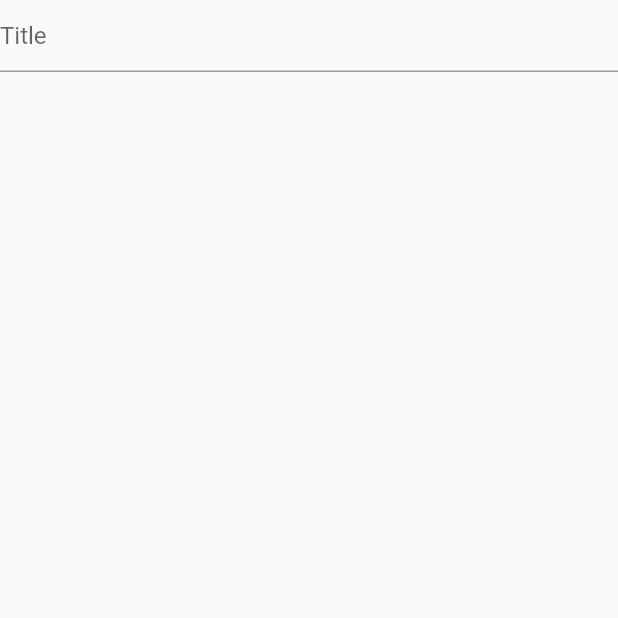
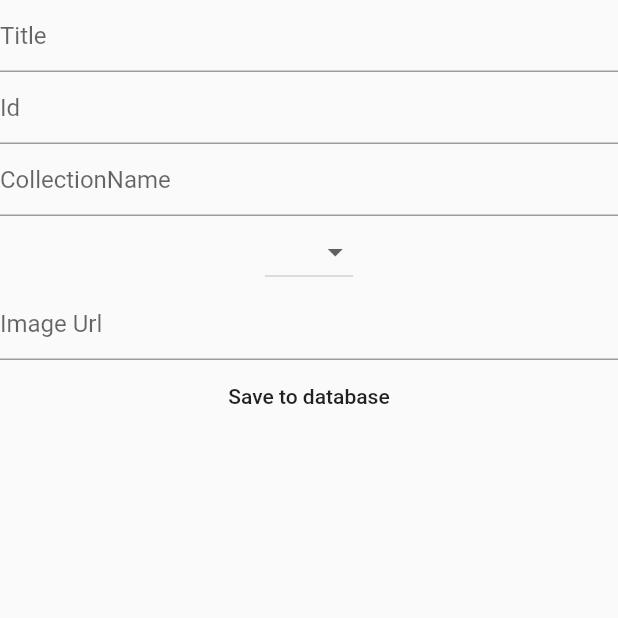
Before and after one commit to omerrciftcii/magtes_project, a Flutter app: the AddProduct screen opened directly, on a phone screen of 412 x 824 dp, the top half of it. Run offline on Flutter 3.47's test engine with Material 2 defaults, Android fonts, the phone set to English and light mode, and no system bars; our stand-ins replace cloud_firestore, firebase_core; accounts and stored records are empty; network calls fail.

```diff
--- a/lib/models/base_stuff.dart
+++ b/lib/models/base_stuff.dart
@@ -1,6 +1,6 @@
 import 'package:flutter/material.dart';
 
-abstract class BaseStuffModel {
+ class BaseStuffModel {
   final String id;
   final String title;
   final int count;
--- /dev/null
+++ b/lib/providers/add_product_provider.dart
@@ -0,0 +1,12 @@
+import 'package:flutter/cupertino.dart';
+
+class AddProductProvider with ChangeNotifier {
+  bool _isBroken;
+
+  get isBroken => _isBroken;
+
+  set isBroken(value) {
+    _isBroken = value;
+    notifyListeners();
+  }
+}
--- a/lib/screens/add_product.dart
+++ b/lib/screens/add_product.dart
@@ -1,20 +1,92 @@
 import 'package:flutter/material.dart';
+import 'package:provider/provider.dart';
+import 'package:setup_1/providers/add_product_provider.dart';
+
+import '../models/base_stuff.dart';
+import '../models/base_stuff.dart';
+import '../services/firebase_database.dart';
 
 class AddProduct extends StatelessWidget {
-  const AddProduct({Key key}) : super(key: key);
   var titleController = TextEditingController();
+  var collectionNameController = TextEditingController();
+  var isBrokenController = TextEditingController();
+  var imageUrlController = TextEditingController();
+  var idController = TextEditingController();
+
   @override
   Widget build(BuildContext context) {
-    return Scaffold(
+    var addProductProvider = Provider.of<AddProductProvider>(context);
+    return SafeArea(
+      child: Scaffold(
         body: Column(
           children: [
             TextField(
               decoration: InputDecoration(
                 hintText: 'Title',
               ),
-            controller: ,
+              controller: titleController,
+            ),
+            TextField(
+              decoration: InputDecoration(
+                hintText: 'Id',
+              ),
+              controller: idController,
+            ),
+            TextField(
+              decoration: InputDecoration(
+                hintText: 'CollectionName',
+              ),
+              controller: collectionNameController,
+            ),
+            DropdownButton(
+              value: addProductProvider.isBroken,
+              items: [
+                DropdownMenuItem(
+                  child: Text('true'),
+                  value: true,
+                  onTap: () {
+                    addProductProvider.isBroken = true;
+                  },
+                ),
+                DropdownMenuItem(
+                  child: Text('false'),
+                  value: false,
+                  onTap: () {
+                    addProductProvider.isBroken = false;
+                  },
                 ),
               ],
+              onChanged: (_) {},
+            ),
+            TextField(
+              decoration: InputDecoration(
+                hintText: 'Image Url',
+              ),
+              controller: imageUrlController,
+            ),
+            FlatButton(
+              child: Text('Save to database'),
+              onPressed: () {
+                BaseStuffModel baseStuffModel = BaseStuffModel(
+                    id: idController.text,
+                    isBroken: addProductProvider.isBroken,
+                    title: titleController.text,
+                    imageUrl: imageUrlController.text);
+
+                print(baseStuffModel.id);
+                print(baseStuffModel.isBroken);
+                print(baseStuffModel.title);
+                print(baseStuffModel.imageUrl);
+
+                FirebaseDatabaseService.writeToDb(
+                    baseStuff: baseStuffModel,
+                    collectionName: collectionNameController.text,
+                    id: idController.text,
+                    imageUrl: imageUrlController.text,);
+              },
+            )
+          ],
+        ),
       ),
     );
   }
```
Also changed, not shown: lib/app.dart (+12 -3 lines), lib/screens/home_screen.dart (+68 -7 lines), lib/services/firebase_database.dart (+4 -3 lines), pubspec.lock, 1 other file. Lines whose indentation alone changed are shown as unchanged.
